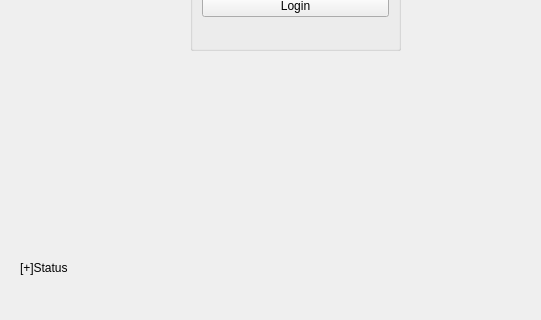
First picture: the form in loginwindow.ui, repository Pawls/LMS, before the edit; both pictures show x 0 to 541 and y 280 to 600 of the 800 by 600 pixel window.
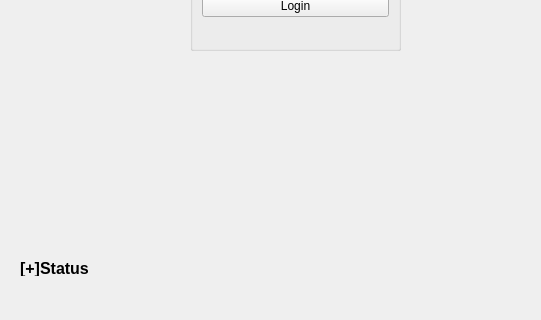
Second picture: the form after the edit.

Commit message: Added a tabbed view on main window, as well as SQLite interfacing. Added table view to first tab to display student enrollment.

Diff of the .ui file:
```diff
--- a/loginwindow.ui
+++ b/loginwindow.ui
@@ -105,10 +105,17 @@
      <rect>
       <x>20</x>
       <y>540</y>
-      <width>201</width>
+      <width>381</width>
       <height>16</height>
      </rect>
     </property>
+    <property name="font">
+     <font>
+      <pointsize>12</pointsize>
+      <weight>75</weight>
+      <bold>true</bold>
+     </font>
+    </property>
     <property name="text">
      <string>[+]Status</string>
     </property>
```
Left out of the diff: 6 changed lines with no effect on the pictures. The commit also changes 6 other files.
